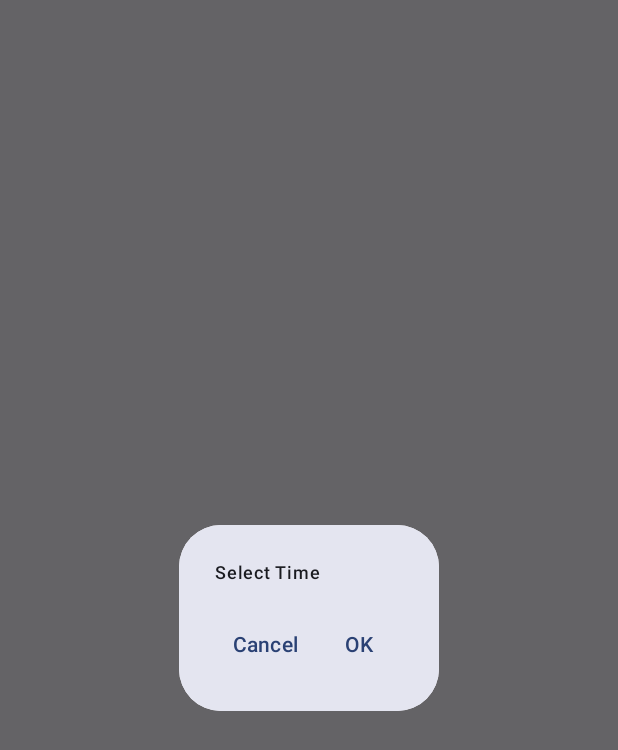
After one commit to KaiCilliers/PurePlanting, an Android app built with Jetpack Compose: the composable PPTimePickerDialog shown on its own in the app's theme, on a phone screen of 412 x 824 dp. The commit adds this screen. Shown: the top 750 px of the screen. Run offline under Robolectric (Android 15) with nearby library versions, the phone set to English and light mode, and no system bars.

Commit message:
Add :: time picker dialog

```diff
--- /dev/null
+++ b/app/src/main/java/com/sunrisekcdeveloper/pureplanting/features/presentation/addeditplant/components/PPTimePickerDialog.kt
@@ -0,0 +1,84 @@
+package com.sunrisekcdeveloper.pureplanting.features.presentation.addeditplant.components
+
+import androidx.compose.foundation.background
+import androidx.compose.foundation.layout.Column
+import androidx.compose.foundation.layout.IntrinsicSize
+import androidx.compose.foundation.layout.Row
+import androidx.compose.foundation.layout.Spacer
+import androidx.compose.foundation.layout.fillMaxWidth
+import androidx.compose.foundation.layout.height
+import androidx.compose.foundation.layout.padding
+import androidx.compose.foundation.layout.width
+import androidx.compose.material3.MaterialTheme
+import androidx.compose.material3.Surface
+import androidx.compose.material3.Text
+import androidx.compose.material3.TextButton
+import androidx.compose.runtime.Composable
+import androidx.compose.ui.Alignment
+import androidx.compose.ui.Modifier
+import androidx.compose.ui.tooling.preview.Preview
+import androidx.compose.ui.unit.dp
+import androidx.compose.ui.window.Dialog
+import androidx.compose.ui.window.DialogProperties
+
+@Composable
+fun PPTimePickerDialog(
+    title: String = "Select Time",
+    onCancel: () -> Unit,
+    onConfirm: () -> Unit,
+    toggle: @Composable () -> Unit = {},
+    content: @Composable () -> Unit,
+) {
+    Dialog(
+        onDismissRequest = onCancel,
+        properties = DialogProperties(
+            usePlatformDefaultWidth = false
+        ),
+    ) {
+        Surface(
+            shape = MaterialTheme.shapes.extraLarge,
+            tonalElevation = 6.dp,
+            modifier = Modifier
+                .width(IntrinsicSize.Min)
+                .height(IntrinsicSize.Min)
+                .background(
+                    shape = MaterialTheme.shapes.extraLarge,
+                    color = MaterialTheme.colorScheme.surface
+                ),
+        ) {
+            Column(
+                modifier = Modifier.padding(24.dp),
+                horizontalAlignment = Alignment.CenterHorizontally
+            ) {
+                Text(
+                    modifier = Modifier
+                        .fillMaxWidth()
+                        .padding(bottom = 20.dp),
+                    text = title,
+                    style = MaterialTheme.typography.labelMedium
+                )
+                content()
+                Row(
+                    modifier = Modifier
+                        .height(40.dp)
+                        .fillMaxWidth()
+                ) {
+                    toggle()
+                    Spacer(modifier = Modifier.weight(1f))
+                    TextButton(
+                        onClick = onCancel
+                    ) { Text("Cancel") }
+                    TextButton(
+                        onClick = onConfirm
+                    ) { Text("OK") }
+                }
+            }
+        }
+    }
+}
+
+@Preview
+@Composable
+private fun PPTimePickerDialog_Preview() {
+
+}
```
Also changed, not shown: app/src/main/java/com/sunrisekcdeveloper/pureplanting/features/presentation/addeditplant/AddEditPlantScreen.kt (+62 -12 lines).
